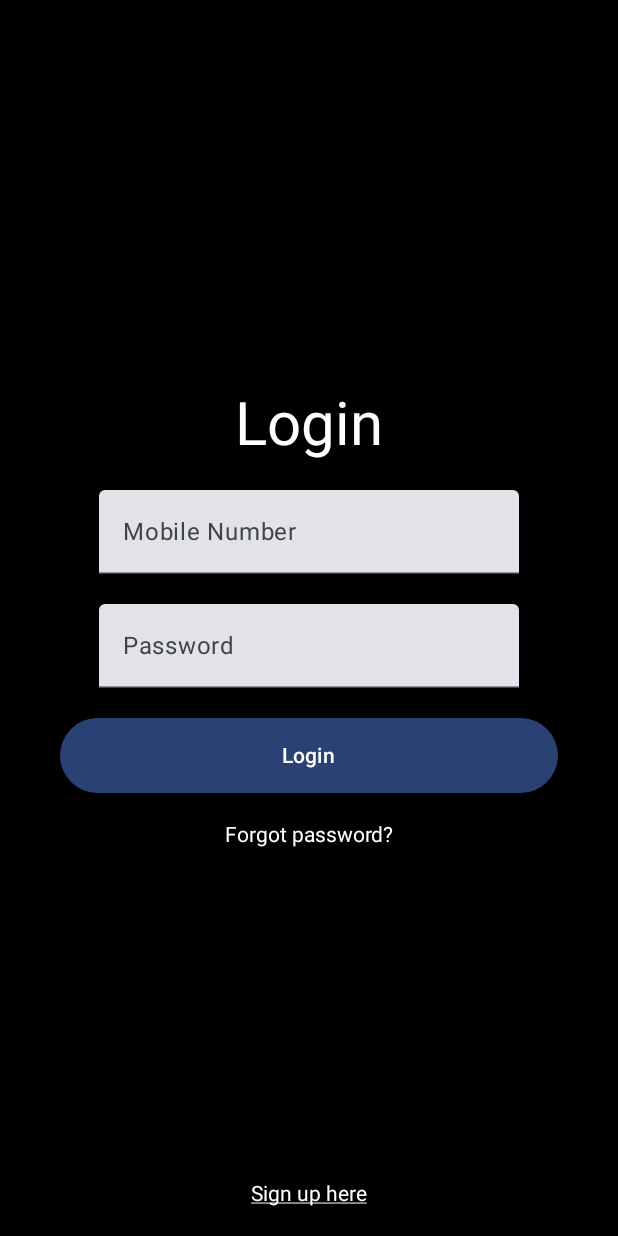
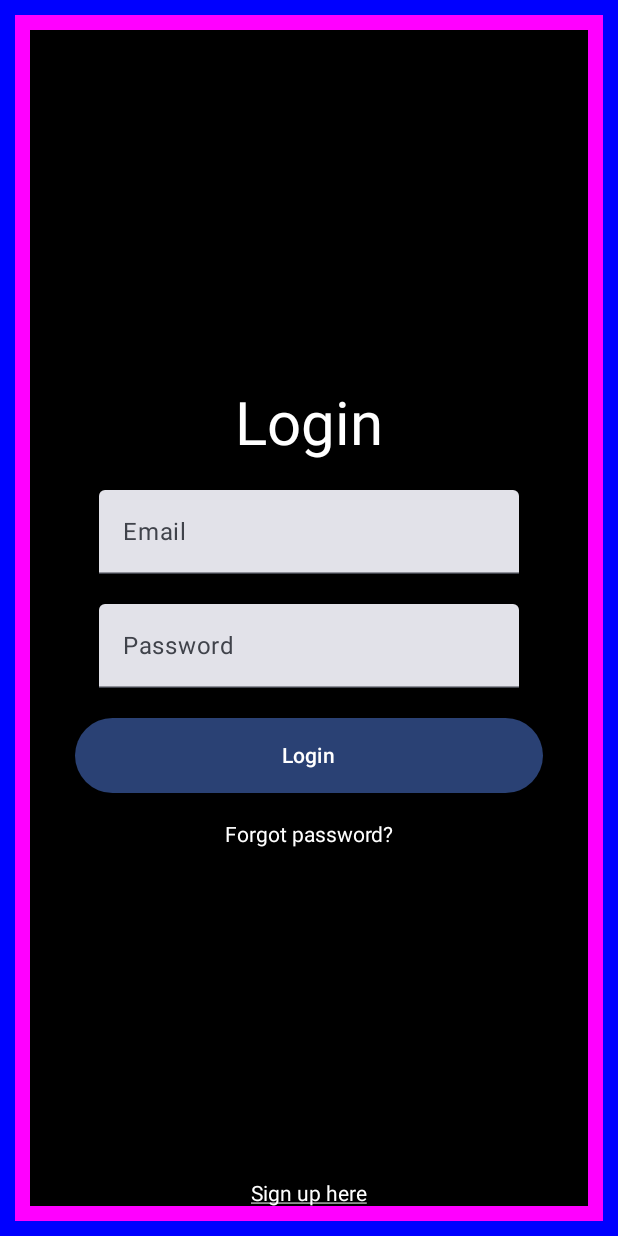
Before and after one commit to AarizArqam1/PicApp, an Android app built with Jetpack Compose: the screen it shows after launch (MainActivity), on a phone screen of 412 x 824 dp. Run offline under Robolectric (Android 15) with nearby library versions, the phone set to English and light mode, and no system bars.

Commit message:
second activity is created

```diff
--- a/app/build.gradle.kts
+++ b/app/build.gradle.kts
@@ -62,11 +62,14 @@ dependencies {
     implementation("androidx.appcompat:appcompat:1.6.1")
     implementation("com.google.android.material:material:1.11.0")
     implementation("androidx.constraintlayout:constraintlayout:2.1.4")
+    implementation(platform("androidx.compose:compose-bom:2023.08.00"))
     testImplementation("junit:junit:4.13.2")
     androidTestImplementation("androidx.test.ext:junit:1.1.5")
     androidTestImplementation("androidx.test.espresso:espresso-core:3.5.1")
     androidTestImplementation(platform("androidx.compose:compose-bom:2023.08.00"))
     androidTestImplementation("androidx.compose.ui:ui-test-junit4")
+    androidTestImplementation(platform("androidx.compose:compose-bom:2023.08.00"))
     debugImplementation("androidx.compose.ui:ui-tooling")
+    debugImplementation("androidx.compose.ui:ui-tooling-preview:1.6.1")
     debugImplementation("androidx.compose.ui:ui-test-manifest")
 }
--- a/app/src/main/AndroidManifest.xml
+++ b/app/src/main/AndroidManifest.xml
@@ -12,7 +12,11 @@
         android:supportsRtl="true"
         android:theme="@style/Theme.JetPackIntroduction"
         tools:targetApi="31">
-
+        <activity
+            android:name=".MainActivity2"
+            android:exported="false"
+            android:label="@string/title_activity_main2"
+            android:theme="@style/Theme.JetPackIntroduction" />
         <activity
             android:name=".MainActivity"
             android:exported="true"
--- a/app/src/main/java/com/techloyce/jetpackintroduction/HomePage.kt
+++ /dev/null
@@ -1 +0,0 @@
-package com.techloyce.jetpackintroduction
--- a/app/src/main/java/com/techloyce/jetpackintroduction/MainActivity.kt
+++ b/app/src/main/java/com/techloyce/jetpackintroduction/MainActivity.kt
@@ -9,6 +9,7 @@ import androidx.activity.ComponentActivity
 import androidx.activity.compose.setContent
 import androidx.compose.foundation.Image
 import androidx.compose.foundation.background
+import androidx.compose.foundation.border
 import androidx.compose.foundation.layout.Arrangement
 import androidx.compose.foundation.layout.Box
 import androidx.compose.foundation.layout.Column
@@ -17,6 +18,7 @@ import androidx.compose.foundation.layout.Spacer
 import androidx.compose.foundation.layout.fillMaxSize
 import androidx.compose.foundation.layout.fillMaxWidth
 import androidx.compose.foundation.layout.height
+import androidx.compose.foundation.layout.offset
 import androidx.compose.foundation.layout.padding
 import androidx.compose.foundation.layout.size
 import androidx.compose.foundation.layout.width
@@ -55,6 +57,10 @@ import androidx.compose.ui.text.input.PasswordVisualTransformation
 import androidx.compose.ui.text.input.TextFieldValue
 import androidx.compose.ui.text.style.TextDecoration
 import androidx.compose.ui.tooling.preview.Preview
+import androidx.compose.ui.tooling.preview.PreviewDynamicColors
+import androidx.compose.ui.tooling.preview.PreviewFontScale
+import androidx.compose.ui.tooling.preview.PreviewLightDark
+import androidx.compose.ui.tooling.preview.PreviewScreenSizes
 import androidx.compose.ui.unit.dp
 import androidx.compose.ui.unit.sp
 import androidx.core.content.ContextCompat
@@ -72,6 +78,7 @@ class MainActivity : ComponentActivity() {
             }
         }
     }
+
 @Preview
 @Composable
 fun LoginPage() {
@@ -79,7 +86,7 @@ fun LoginPage() {
 
     Box(modifier = Modifier
         .fillMaxSize()
-        .background(color = Color.Black)) {
+        .background(Color.Black)) {
 
         Text(
             text = AnnotatedString("Sign up here"),
@@ -98,7 +105,10 @@ fun LoginPage() {
 
     Column(
         modifier = Modifier
-            .fillMaxSize(),
+            .fillMaxSize()
+            .border(10.dp,Color.Blue)
+            .padding(10.dp)
+            .border(10.dp,Color.Magenta),
         verticalArrangement = Arrangement.Center,
         horizontalAlignment = Alignment.CenterHorizontally
     ) {
@@ -109,34 +119,16 @@ fun LoginPage() {
         Text(text = "Login", style = TextStyle(fontSize = 40.sp, fontFamily = FontFamily.Default, color = Color.White))
 
         Spacer(modifier = Modifier.height(20.dp))
-        Box( // Set the opacity value here (e.g., 0.5f for 50% opacity)
-        ) {
-            TextField(
-                label = { Text(text = "Mobile Number") },
-                value = username.value,
-                keyboardOptions = KeyboardOptions(keyboardType = KeyboardType.Password),
-                onValueChange = { username.value = it }
-            )
-        }
-
+        CustomTextField("Email",value = username.value, onValueChange = { username.value = it })
         Spacer(modifier = Modifier.height(20.dp))
-        Box (
-        ){
-            TextField(
-                label = { Text(text = "Password") },
-                value = password.value,
-                visualTransformation = PasswordVisualTransformation(),
-                keyboardOptions = KeyboardOptions(keyboardType = KeyboardType.Password),
-                onValueChange = { password.value = it })
-        }
-
+        CustomTextField("Password",value = password.value, onValueChange = { password.value = it })
         Spacer(modifier = Modifier.height(20.dp))
         //Box(modifier = Modifier.padding(40.dp, 0.dp, 40.dp, 0.dp)) {
             Button(
                 onClick = {
                     ContextCompat.startActivity(
                         context,
-                        Intent(context, MainActivity::class.java),
+                        Intent(context, MainActivity2::class.java),
                         null
                     )
                 },
@@ -163,3 +155,16 @@ fun LoginPage() {
         )
     }
 }
+@Composable
+fun CustomTextField(labelText: String, value: TextFieldValue, onValueChange: (TextFieldValue) -> Unit) {
+    Box(
+        modifier = Modifier.padding(horizontal = 40.dp, vertical = 0.dp)
+    ) {
+        TextField(
+            label = { Text(text = labelText) },
+            value = value,
+            onValueChange = onValueChange,
+//            modifier = Modifier.fillMaxWidth()
+        )
+    }
+}
--- a/app/src/main/res/values/strings.xml
+++ b/app/src/main/res/values/strings.xml
@@ -1,3 +1,4 @@
 <resources>
     <string name="app_name">jetPack introduction</string>
+    <string name="title_activity_main2">MainActivity2</string>
 </resources>
```
Also changed, not shown: app/src/main/java/com/techloyce/jetpackintroduction/MainActivity2.kt (added, +61 -0 lines).
